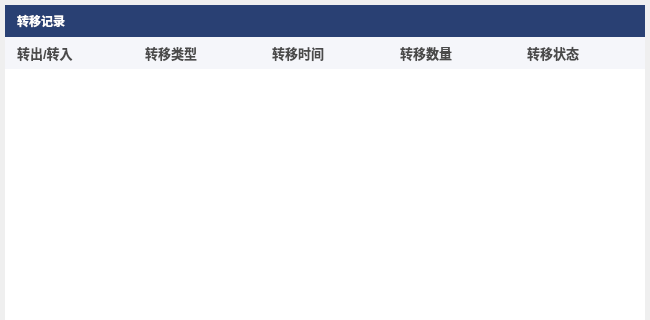
Qt form transferphonehistorydialog.ui (ZhouMei20220810/TEST) before a commit; both pictures show x 0 to 650 and y 0 to 320 of the 650 by 498 pixel window.
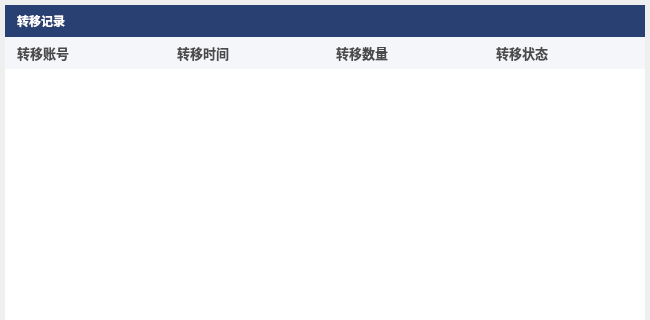
The same form after that commit. Icons and pictures are not drawn.

Commit message: 转移记录加载数据

Patch:
```diff
--- a/transferphonehistorydialog.ui
+++ b/transferphonehistorydialog.ui
@@ -414,17 +414,10 @@
          <property name="bottomMargin">
           <number>7</number>
          </property>
-         <item>
-          <widget class="QLabel" name="label">
-           <property name="text">
-            <string>转出/转入</string>
-           </property>
-          </widget>
-         </item>
          <item>
           <widget class="QLabel" name="label_3">
            <property name="text">
-            <string>转移类型</string>
+            <string>转移账号</string>
            </property>
           </widget>
          </item>
```
The commit also changes 4 other files.
